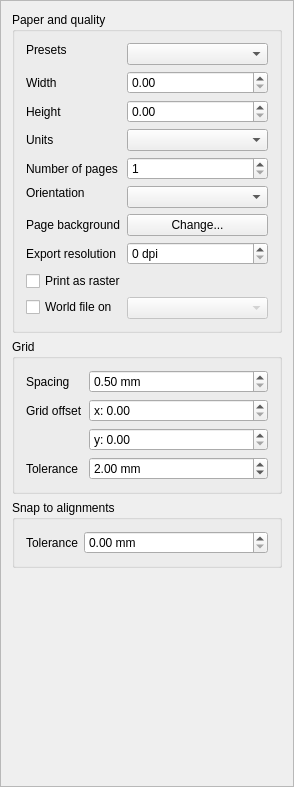
Old version of the form src/ui/qgscompositionwidgetbase.ui in the repository carsmie/QGIS.
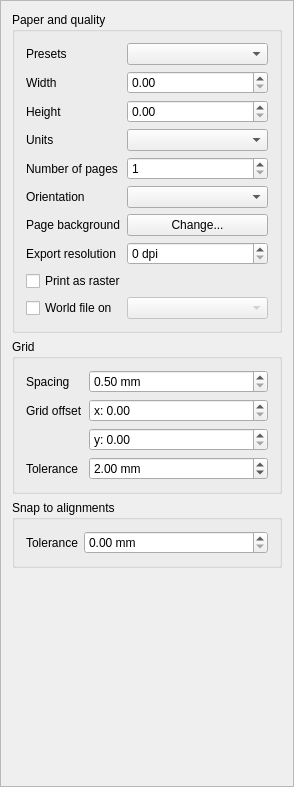
New version of the form. Custom widgets are drawn as their Qt base class.

Commit message: [composer] Fix alignment of some gui controls

Diff of the .ui file:
```diff
--- a/src/ui/qgscompositionwidgetbase.ui
+++ b/src/ui/qgscompositionwidgetbase.ui
@@ -82,12 +82,6 @@
           </property>
           <item row="0" column="0">
            <widget class="QLabel" name="textLabel3">
-            <property name="sizePolicy">
-             <sizepolicy hsizetype="Preferred" vsizetype="Fixed">
-              <horstretch>0</horstretch>
-              <verstretch>0</verstretch>
-             </sizepolicy>
-            </property>
             <property name="text">
              <string>Presets</string>
             </property>
@@ -206,12 +200,6 @@
           </item>
           <item row="5" column="0">
            <widget class="QLabel" name="textLabel7">
-            <property name="sizePolicy">
-             <sizepolicy hsizetype="Preferred" vsizetype="Fixed">
-              <horstretch>0</horstretch>
-              <verstretch>0</verstretch>
-             </sizepolicy>
-            </property>
             <property name="text">
              <string>Orientation</string>
             </property>
@@ -271,6 +259,12 @@
           </item>
           <item row="10" column="0">
            <widget class="QCheckBox" name="mGenerateWorldFileCheckBox">
+            <property name="sizePolicy">
+             <sizepolicy hsizetype="Minimum" vsizetype="Preferred">
+              <horstretch>0</horstretch>
+              <verstretch>0</verstretch>
+             </sizepolicy>
+            </property>
             <property name="text">
              <string>World file on</string>
             </property>
```
Left out of the diff: 17 changed lines with no effect on the pictures.
